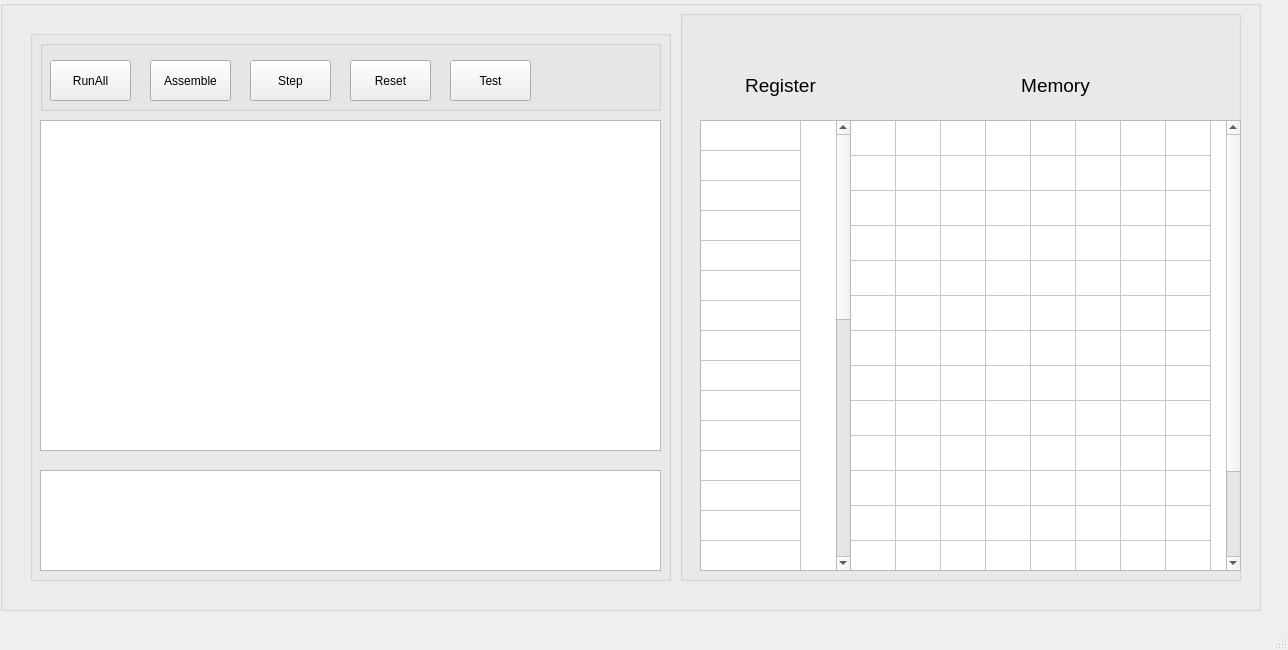
PhucNguyenSolver/ARMv8, file UI/mainwindow.ui: the form before one commit.
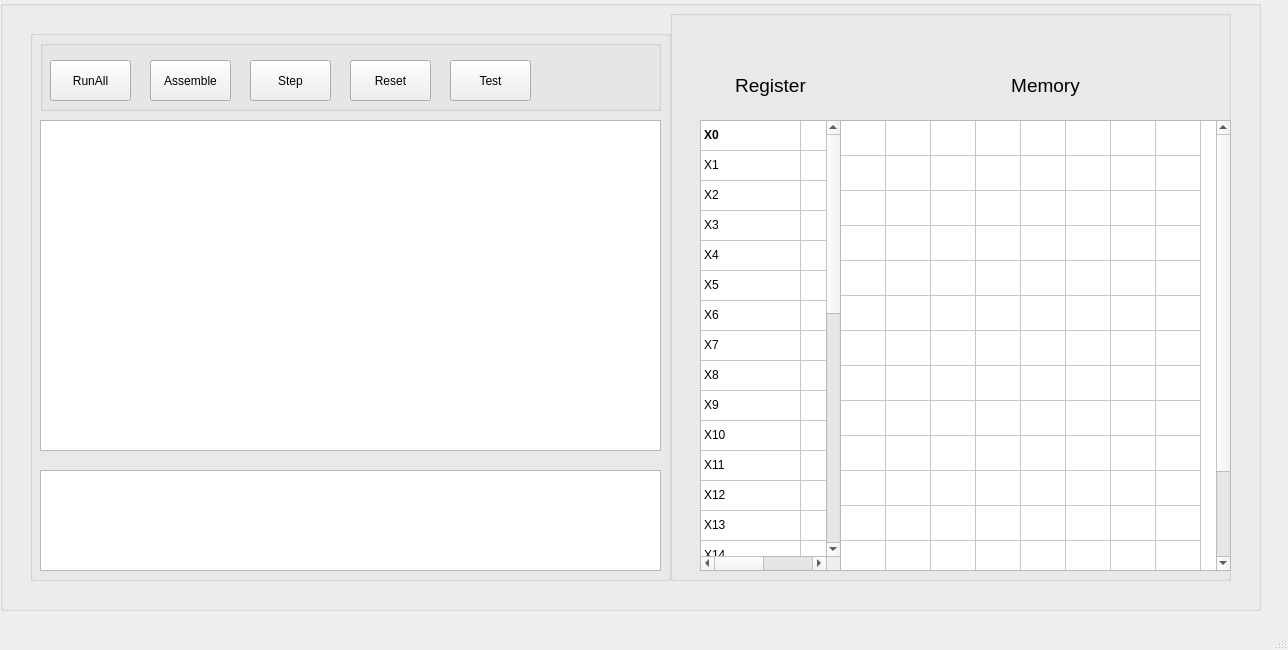
The form after the commit. Custom widgets are drawn as their Qt base class.

The edit to the form file:
```diff
--- a/UI/mainwindow.ui
+++ b/UI/mainwindow.ui
@@ -41,7 +41,7 @@
     <widget class="QGroupBox" name="groupBox_3">
      <property name="geometry">
       <rect>
-       <x>680</x>
+       <x>670</x>
        <y>10</y>
        <width>561</width>
        <height>571</height>
@@ -53,9 +53,9 @@
      <widget class="QTableWidget" name="tableWidget">
       <property name="geometry">
        <rect>
-        <x>20</x>
+        <x>30</x>
         <y>110</y>
-        <width>151</width>
+        <width>141</width>
         <height>451</height>
        </rect>
       </property>
@@ -86,6 +86,9 @@
       <attribute name="verticalHeaderVisible">
        <bool>false</bool>
       </attribute>
+      <attribute name="verticalHeaderDefaultSectionSize">
+       <number>30</number>
+      </attribute>
       <row/>
       <row/>
       <row/>
@@ -118,11 +121,197 @@
       <row/>
       <row/>
       <row/>
+      <column>
+       <property name="text">
+        <string>Name</string>
+       </property>
+       <property name="font">
+        <font>
+         <pointsize>8</pointsize>
+        </font>
+       </property>
+      </column>
       <column>
        <property name="text">
         <string>Values</string>
        </property>
       </column>
+      <item row="0" column="0">
+       <property name="text">
+        <string>X0</string>
+       </property>
+       <property name="whatsThis">
+        <string/>
+       </property>
+       <property name="font">
+        <font>
+         <weight>75</weight>
+         <bold>true</bold>
+         <stylestrategy>PreferAntialias</stylestrategy>
+         <kerning>true</kerning>
+        </font>
+       </property>
+      </item>
+      <item row="1" column="0">
+       <property name="text">
+        <string>X1</string>
+       </property>
+      </item>
+      <item row="2" column="0">
+       <property name="text">
+        <string>X2</string>
+       </property>
+      </item>
+      <item row="2" column="1">
+       <property name="text">
+        <string/>
+       </property>
+      </item>
+      <item row="3" column="0">
+       <property name="text">
+        <string>X3</string>
+       </property>
+      </item>
+      <item row="4" column="0">
+       <property name="text">
+        <string>X4</string>
+       </property>
+      </item>
+      <item row="5" column="0">
+       <property name="text">
+        <string>X5</string>
+       </property>
+      </item>
+      <item row="6" column="0">
+       <property name="text">
+        <string>X6</string>
+       </property>
+      </item>
+      <item row="7" column="0">
+       <property name="text">
+        <string>X7</string>
+       </property>
+      </item>
+      <item row="8" column="0">
+       <property name="text">
+        <string>X8</string>
+       </property>
+      </item>
+      <item row="9" column="0">
+       <property name="text">
+        <string>X9</string>
+       </property>
+      </item>
+      <item row="10" column="0">
+       <property name="text">
+        <string>X10</string>
+       </property>
+      </item>
+      <item row="11" column="0">
+       <property name="text">
+        <string>X11</string>
+       </property>
+      </item>
+      <item row="12" column="0">
+       <property name="text">
+        <string>X12</string>
+       </property>
+      </item>
+      <item row="13" column="0">
+       <property name="text">
+        <string>X13</string>
+       </property>
+      </item>
+      <item row="14" column="0">
+       <property name="text">
+        <string>X14</string>
+       </property>
+      </item>
+      <item row="15" column="0">
+       <property name="text">
+        <string>X15</string>
+       </property>
+      </item>
+      <item row="16" column="0">
+       <property name="text">
+        <string>X16</string>
+       </property>
+      </item>
+      <item row="17" column="0">
+       <property name="text">
+        <string>X17</string>
+       </property>
+      </item>
+      <item row="18" column="0">
+       <property name="text">
+        <string>X18</string>
+       </property>
+      </item>
+      <item row="19" column="0">
+       <property name="text">
+        <string>X19</string>
+       </property>
+      </item>
+      <item row="20" column="0">
+       <property name="text">
+        <string>X20</string>
+       </property>
+      </item>
+      <item row="21" column="0">
+       <property name="text">
+        <string>X21</string>
+       </property>
+      </item>
+      <item row="22" column="0">
+       <property name="text">
+        <string>X22</string>
+       </property>
+      </item>
+      <item row="23" column="0">
+       <property name="text">
+        <string>X23</string>
+       </property>
+      </item>
+      <item row="24" column="0">
+       <property name="text">
+        <string>X24</string>
+       </property>
+      </item>
+      <item row="25" column="0">
+       <property name="text">
+        <string>X25</string>
+       </property>
+      </item>
+      <item row="26" column="0">
+       <property name="text">
+        <string>X26</string>
+       </property>
+      </item>
+      <item row="27" column="0">
+       <property name="text">
+        <string>X27</string>
+       </property>
+      </item>
+      <item row="28" column="0">
+       <property name="text">
+        <string>SP</string>
+       </property>
+      </item>
+      <item row="29" column="0">
+       <property name="text">
+        <string>FP</string>
+       </property>
+      </item>
+      <item row="30" column="0">
+       <property name="text">
+        <string>LR</string>
+       </property>
+      </item>
+      <item row="31" column="0">
+       <property name="text">
+        <string>XZR</string>
+       </property>
+      </item>
      </widget>
      <widget class="QTableWidget" name="tableWidget_2">
       <property name="geometry">
```
Left out of the diff: 7 changed lines with no effect on the pictures.
